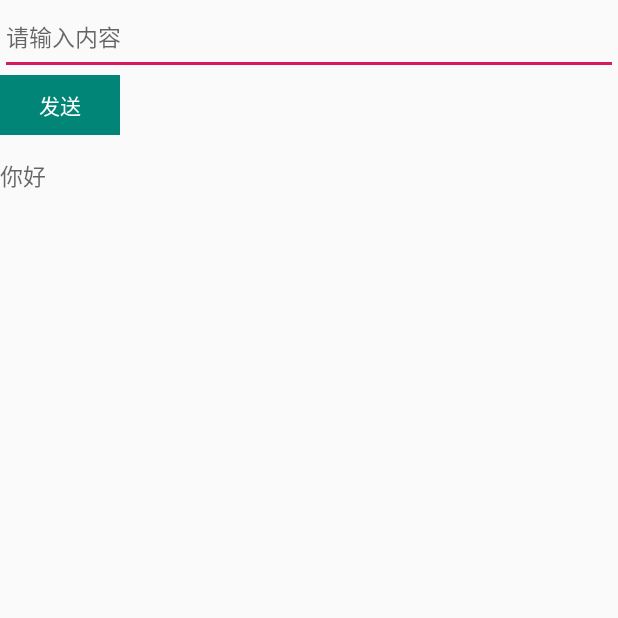
After one commit to huoqiling/ShopCarStudy, an Android app: the WebSocketActivity screen opened directly, with no data from a screen before it, on a phone screen of 412 x 824 dp, the top half of it. The commit adds this screen. Run offline under Robolectric (Android 15) with nearby library versions, the phone set to English and light mode, and no system bars; our stand-ins replace ButterKnife, EventBus; libraries missing offline, so code that uses them is left out: com.gyf.barlibrary, com.lzy.okgo, org.java_websocket.client, org.java_websocket.handshake; 3 statements that could not run were skipped.

Commit message:
添加webSocket

```diff
--- a/app/build.gradle
+++ b/app/build.gradle
@@ -118,4 +118,6 @@ dependencies {
     annotationProcessor  "org.androidannotations:androidannotations:$AAVersion"
     implementation "org.androidannotations:androidannotations-api:$AAVersion"
 
+    implementation 'org.java-websocket:Java-WebSocket:1.3.0'
+
 }
--- a/app/src/main/java/com/zhangxin/study/activity/StudyListActivity.java
+++ b/app/src/main/java/com/zhangxin/study/activity/StudyListActivity.java
@@ -66,6 +66,9 @@ public class StudyListActivity extends BaseActivity {
                     case 4:
                         startIntent(CanvasActivity.class);
                         break;
+                    case 5:
+                        startIntent(WebSocketActivity.class);
+                        break;
                 }
             }
         });
@@ -85,6 +88,7 @@ public class StudyListActivity extends BaseActivity {
         dataList.add("扇形菜单按钮");
         dataList.add("AndroidAnnotations");
         dataList.add("canvas");
+        dataList.add("webSocket");
         return dataList;
     }
 
--- /dev/null
+++ b/app/src/main/java/com/zhangxin/study/activity/WebSocketActivity.java
@@ -0,0 +1,113 @@
+package com.zhangxin.study.activity;
+
+import android.annotation.SuppressLint;
+import android.os.Bundle;
+import android.os.Handler;
+import android.os.Message;
+import android.widget.EditText;
+import android.widget.TextView;
+
+import com.zhangxin.study.R;
+import com.zhangxin.study.base.BaseActivity;
+import com.zhangxin.study.utils.LogUtil;
+
+import org.java_websocket.client.WebSocketClient;
+import org.java_websocket.handshake.ServerHandshake;
+
+import java.net.URI;
+
+import butterknife.BindView;
+import butterknife.ButterKnife;
+import butterknife.OnClick;
+
+public class WebSocketActivity extends BaseActivity {
+
+    @BindView(R.id.etContent)
+    EditText etContent;
+
+    @BindView(R.id.btnSend)
+    TextView btnSend;
+
+    @BindView(R.id.tvContent)
+    TextView tvContent;
+
+    private WebSocketClient mClient;
+
+
+    @SuppressLint("HandlerLeak")
+    private Handler handler = new Handler() {
+        @Override
+        public void handleMessage(Message msg) {
+            super.handleMessage(msg);
+            tvContent.setText(tvContent.getText().toString() +  "\n" + msg.obj);
+        }
+    };
+
+    @Override
+    protected int getLayoutId() {
+        return R.layout.activity_web_socket;
+    }
+
+    @Override
+    protected void initView() {
+        initSocket();
+    }
+
+    private void initSocket() {
+        new Thread(new Runnable() {
+            @Override
+            public void run() {
+                try {
+                    mClient = new WebSocketClient(new URI("ws://192.168.2.201:8080/")) {
+                        @Override
+                        public void onOpen(ServerHandshake handshakedata) {
+                            LogUtil.zhangx("打开通道" + handshakedata.getHttpStatus());
+                            handler.obtainMessage(0, handshakedata.getHttpStatusMessage()).sendToTarget();
+                        }
+
+                        @Override
+                        public void onMessage(String message) {
+                            LogUtil.zhangx("接收" + message);
+                            handler.obtainMessage(0, message).sendToTarget();
+                        }
+
+                        @Override
+                        public void onClose(int code, String reason, boolean remote) {
+                            LogUtil.zhangx("通道关闭");
+                        }
+
+                        @Override
+                        public void onError(Exception ex) {
+                            LogUtil.zhangx("链接错误");
+                        }
+                    };
+                    mClient.connect();
+                } catch (Exception e) {
+                    e.printStackTrace();
+                }
+            }
+        }).start();
+    }
+
+
+    @OnClick(R.id.btnSend)
+    public void onViewClicked() {
+        if (null != mClient) {
+            mClient.send(etContent.getText().toString().trim());
+        }
+    }
+
+    @Override
+    protected void onCreate(Bundle savedInstanceState) {
+        super.onCreate(savedInstanceState);
+        ButterKnife.bind(this);
+    }
+
+    @Override
+    protected void onDestroy() {
+        super.onDestroy();
+        if (null != mClient) {
+            mClient.close();
+        }
+    }
+}
--- /dev/null
+++ b/app/src/main/res/layout/activity_web_socket.xml
@@ -0,0 +1,40 @@
+<?xml version="1.0" encoding="utf-8"?>
+<LinearLayout xmlns:android="http://schemas.android.com/apk/res/android"
+    android:layout_width="match_parent"
+    android:layout_height="match_parent"
+    android:orientation="vertical">
+
+    <EditText
+        android:id="@+id/etContent"
+        android:layout_width="match_parent"
+        android:layout_height="50dp"
+        android:hint="请输入内容"
+        android:imeOptions="actionDone"
+        android:textColor="@color/black_17161f"
+        android:textSize="15sp">
+
+        <requestFocus />
+    </EditText>
+
+
+    <TextView
+        android:id="@+id/btnSend"
+        android:layout_width="wrap_content"
+        android:layout_height="40dp"
+        android:background="@color/colorPrimary"
+        android:gravity="center"
+        android:minWidth="80dp"
+        android:paddingStart="15dp"
+        android:paddingEnd="15dp"
+        android:text="发送"
+        android:textColor="@color/white" />
+
+    <TextView
+        android:id="@+id/tvContent"
+        android:layout_width="wrap_content"
+        android:layout_height="wrap_content"
+        android:layout_marginTop="15dp"
+        android:hint="你好"
+        android:textColor="@color/black_17161f"
+        android:textSize="15sp" />
+</LinearLayout>
```
Also changed, not shown: app/src/main/AndroidManifest.xml (+7 -4 lines).
